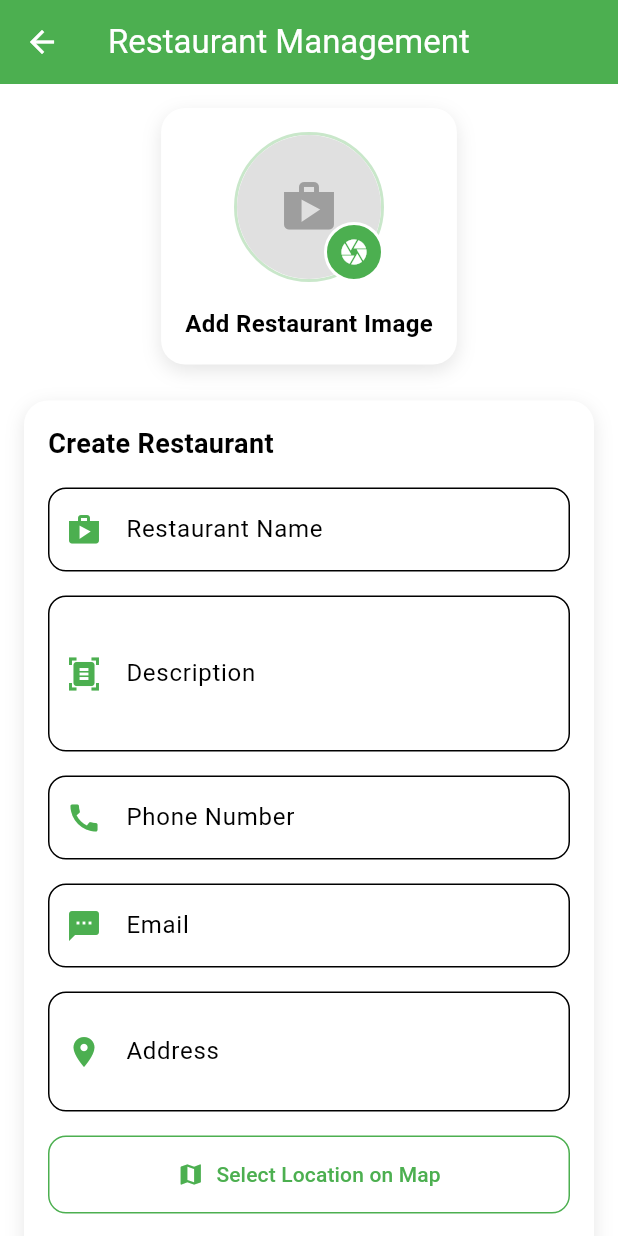
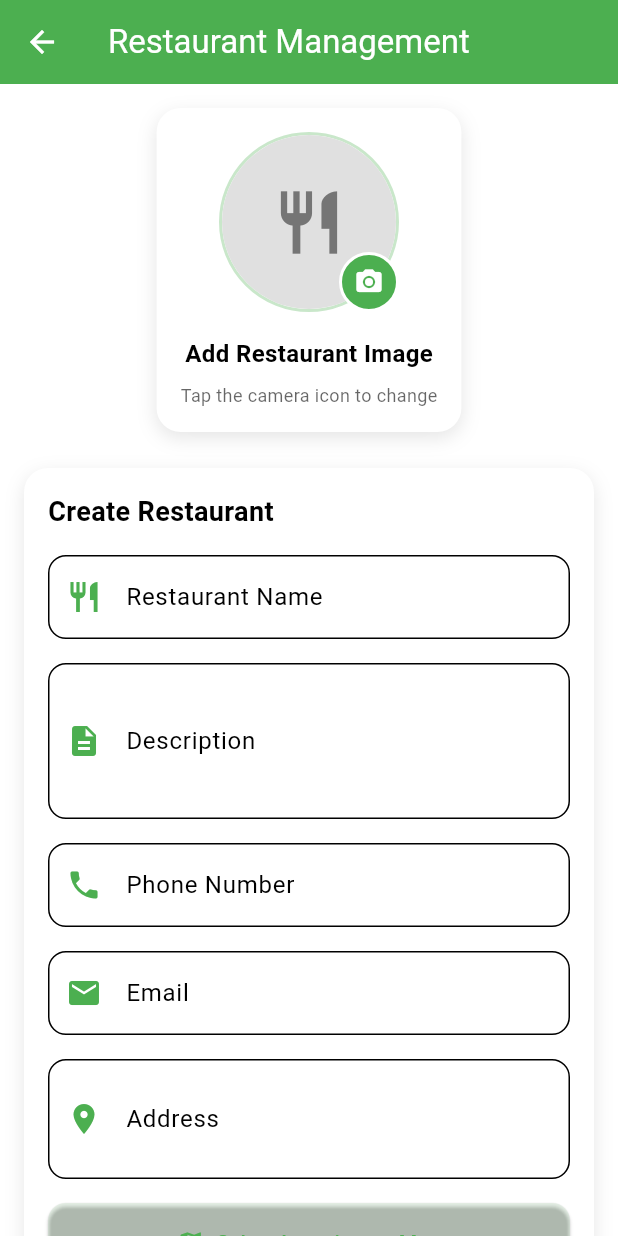
Before and after one commit to Kannangog/campuscart, a Flutter app: the RestaurantManagementScreen screen opened directly, on a phone screen of 412 x 824 dp. Run offline on Flutter 3.47's test engine with Material 3 defaults, Android fonts, the light colour scheme and no system bars; our stand-ins replace cached_network_image, carousel_slider, cloud_firestore, firebase_auth, firebase_core, firebase_storage and 10 more; accounts and stored records are empty; network calls fail.

Commit message:
create restaurant fixed

```diff
--- a/lib/models/restaurant_model.dart
+++ b/lib/models/restaurant_model.dart
@@ -52,7 +52,7 @@ class RestaurantModel {
     required this.updatedAt,
     required this.email,
     this.totalReviews = 0,
-    this.isFeatured = false,
+    this.isFeatured = false, String? openingTime, String? closingTime,
   });
 
   factory RestaurantModel.fromFirestore(DocumentSnapshot doc) {
--- a/lib/screens/auth/login_screen.dart
+++ b/lib/screens/auth/login_screen.dart
@@ -88,7 +88,7 @@ class _LoginScreenState extends ConsumerState<LoginScreen> {
                   const SizedBox(height: 24),
 
                   Text(
-                    'CampusCart',
+                    'ZoneFeast',
                     style: Theme.of(context).textTheme.headlineLarge?.copyWith(
                       fontWeight: FontWeight.bold,
                       color: lightGreen,
--- a/lib/screens/auth/signup_screen.dart
+++ b/lib/screens/auth/signup_screen.dart
@@ -132,7 +132,7 @@ class _SignUpScreenState extends ConsumerState<SignUpScreen> {
             children: [
               // Header with improved animation
               Text(
-                'Join CampusCart',
+                'Join ZoneFeast',
                 style: Theme.of(context).textTheme.headlineMedium?.copyWith(
                   fontWeight: FontWeight.bold,
                   color: lightGreen,
--- a/lib/screens/restaurant/restaurant_management_screen.dart
+++ b/lib/screens/restaurant/restaurant_management_screen.dart
@@ -1,4 +1,4 @@
-// ignore_for_file: use_build_context_synchronously, deprecated_member_use
+// ignore_for_file: use_build_context_synchronously, deprecated_member_use, unused_result
 
 import 'package:campuscart/providers/auth_provider.dart';
 import 'package:campuscart/screens/restaurant/restaurant_location_screen.dart';
@@ -11,7 +11,6 @@ import 'package:image_picker/image_picker.dart';
 import 'dart:io';
 import 'package:campuscart/providers/restaurant_provider.dart';
 import 'package:cached_network_image/cached_network_image.dart';
-import 'package:flutter_cache_manager/flutter_cache_manager.dart';
 
 class RestaurantManagementScreen extends ConsumerStatefulWidget {
   const RestaurantManagementScreen({super.key});
@@ -32,7 +31,7 @@ class _RestaurantManagementScreenState extends ConsumerState<RestaurantManagemen
   double? _selectedLatitude;
   double? _selectedLongitude;
   final ImagePicker _imagePicker = ImagePicker();
-  final DefaultCacheManager _cacheManager = DefaultCacheManager();
+  RestaurantModel? _currentRestaurant;
 
   @override
   void initState() {
@@ -47,6 +46,7 @@ class _RestaurantManagementScreenState extends ConsumerState<RestaurantManagemen
       restaurantAsync.whenData((restaurants) {
         if (restaurants.isNotEmpty && mounted) {
           final restaurant = restaurants.first;
+          _currentRestaurant = restaurant;
           setState(() {
             _nameController.text = restaurant.name;
             _descriptionController.text = restaurant.description;
@@ -112,40 +112,31 @@ class _RestaurantManagementScreenState extends ConsumerState<RestaurantManagemen
 
     try {
       final user = ref.read(authStateProvider).value;
-      if (user != null) {
-        final restaurants = ref.read(restaurantsByOwnerProvider(user.uid)).value ?? [];
-        if (restaurants.isNotEmpty) {
-          final existingRestaurant = restaurants.first;
-
-          String? imageUrl;
-          if (_profileImage != null) {
-            if (existingRestaurant.imageUrl.isNotEmpty) {
-              _cacheManager.removeFile(existingRestaurant.imageUrl);
-            }
-
-            imageUrl = await ref.read(restaurantManagementProvider.notifier).uploadImage(_profileImage!);
-          }
-
+      if (user != null && _currentRestaurant != null) {
+        // Call updateRestaurant with the image file
         await ref.read(restaurantManagementProvider.notifier).updateRestaurant(
-            existingRestaurant.id,
+          _currentRestaurant!.id,
           {
             'name': _nameController.text,
             'description': _descriptionController.text,
             'phoneNumber': _phoneController.text,
             'email': _emailController.text,
             'address': _addressController.text,
-              if (imageUrl != null) 'imageUrl': imageUrl,
             if (_selectedLatitude != null) 'latitude': _selectedLatitude,
             if (_selectedLongitude != null) 'longitude': _selectedLongitude,
-              'updatedAt': DateTime.now(),
           },
+          imageFile: _profileImage, // Pass the image file here
         );
 
         if (mounted) {
           ScaffoldMessenger.of(context).showSnackBar(
             const SnackBar(content: Text('Restaurant updated successfully')),
           );
-          }
+          // Refresh data and reset image
+          ref.refresh(restaurantsByOwnerProvider(user.uid));
+          setState(() {
+            _profileImage = null;
+          });
         }
       }
     } catch (e) {
@@ -169,37 +160,20 @@ class _RestaurantManagementScreenState extends ConsumerState<RestaurantManagemen
     try {
       final user = ref.read(authStateProvider).value;
       if (user != null) {
-        String? imageUrl;
-        if (_profileImage != null) {
-          imageUrl = await ref.read(restaurantManagementProvider.notifier).uploadImage(_profileImage!);
-        }
-
-        // Create a RestaurantModel object
-        final restaurant = RestaurantModel(
-          id: '', // Will be generated by the provider
+        // CORRECTED: Pass ownerId as a String, not cast as RestaurantModel
+        await ref.read(restaurantManagementProvider.notifier).createRestaurant(
+          user.uid, // Correct: ownerId as String
           name: _nameController.text,
           description: _descriptionController.text,
           phoneNumber: _phoneController.text,
-          email: _emailController.text,
+          categories: const [], // You might want to add category selection
           address: _addressController.text,
-          imageUrl: imageUrl ?? '',
-          ownerId: user.uid,
           latitude: _selectedLatitude ?? 0.0,
           longitude: _selectedLongitude ?? 0.0,
-          isApproved: false,
-          isOpen: false,
-          rating: 0,
-          totalReviews: 0,
-          categories: [], // You might want to add category selection
-          createdAt: DateTime.now(),
-          updatedAt: DateTime.now(),
-        );
-
-        // Call createRestaurant with the RestaurantModel object
-        await ref.read(restaurantManagementProvider.notifier).createRestaurant(
-          restaurant,
-          name: _nameController.text,
-          description: _descriptionController.text, phoneNumber: '',
+          imageFile: _profileImage, // Pass the image file here
+          email: _emailController.text,
+          openingTime: '09:00', // Add proper time pickers
+          closingTime: '21:00',
         );
 
         if (mounted) {
@@ -224,11 +198,7 @@ class _RestaurantManagementScreenState extends ConsumerState<RestaurantManagemen
 
   Future<void> _deleteRestaurant() async {
     final user = ref.read(authStateProvider).value;
-    if (user != null) {
-      final restaurants = ref.read(restaurantsByOwnerProvider(user.uid)).value ?? [];
-      if (restaurants.isNotEmpty) {
-        final restaurant = restaurants.first;
-
+    if (user != null && _currentRestaurant != null) {
       showDialog(
         context: context,
         builder: (BuildContext context) {
@@ -247,11 +217,7 @@ class _RestaurantManagementScreenState extends ConsumerState<RestaurantManagemen
                   setState(() => _isLoading = true);
 
                   try {
-                      if (restaurant.imageUrl.isNotEmpty) {
-                        _cacheManager.removeFile(restaurant.imageUrl);
-                      }
-
-                      await ref.read(restaurantManagementProvider.notifier).deleteRestaurant(restaurant.id);
+                    await ref.read(restaurantManagementProvider.notifier).deleteRestaurant(_currentRestaurant!.id);
 
                     if (mounted) {
                       Navigator.pop(context);
@@ -277,7 +243,6 @@ class _RestaurantManagementScreenState extends ConsumerState<RestaurantManagemen
           );
         },
       );
-      }
     }
   }
 
@@ -329,13 +294,17 @@ class _RestaurantManagementScreenState extends ConsumerState<RestaurantManagemen
         title: const Text('Restaurant Management'),
         backgroundColor: theme.appBarTheme.backgroundColor,
         foregroundColor: theme.appBarTheme.foregroundColor,
+        elevation: 0,
       ),
       body: restaurantAsync.when(
         data: (restaurants) {
           final hasRestaurant = restaurants.isNotEmpty;
           final restaurant = hasRestaurant ? restaurants.first : null;
+          _currentRestaurant = restaurant;
 
-          return SingleChildScrollView(
+          return Stack(
+            children: [
+              SingleChildScrollView(
                 padding: const EdgeInsets.all(16),
                 child: Column(
                   children: [
@@ -346,8 +315,24 @@ class _RestaurantManagementScreenState extends ConsumerState<RestaurantManagemen
 
                     // Restaurant form
                     _buildRestaurantForm(theme, restaurant, hasRestaurant),
+
+                    const SizedBox(height: 24),
+
+                    // Location preview if selected
+                    if (_selectedLatitude != null && _selectedLongitude != null)
+                      _buildLocationPreview(theme),
                   ],
                 ),
+              ),
+
+              if (_isLoading)
+                Container(
+                  color: Colors.black.withOpacity(0.5),
+                  child: const Center(
+                    child: CircularProgressIndicator(),
+                  ),
+                ),
+            ],
           );
         },
         loading: () => const Center(child: CircularProgressIndicator()),
@@ -390,8 +375,8 @@ class _RestaurantManagementScreenState extends ConsumerState<RestaurantManagemen
             alignment: Alignment.center,
             children: [
               Container(
-                width: 100,
-                height: 100,
+                width: 120,
+                height: 120,
                 decoration: BoxDecoration(
                   shape: BoxShape.circle,
                   border: Border.all(
@@ -404,27 +389,27 @@ class _RestaurantManagementScreenState extends ConsumerState<RestaurantManagemen
                       ? Image.file(
                           _profileImage!,
                           fit: BoxFit.cover,
-                          width: 100,
-                          height: 100,
+                          width: 120,
+                          height: 120,
                         )
                       : (hasRestaurant && restaurant!.imageUrl.isNotEmpty
                           ? CachedNetworkImage(
                               imageUrl: restaurant.imageUrl,
                               fit: BoxFit.cover,
-                              width: 100,
-                              height: 100,
+                              width: 120,
+                              height: 120,
                               placeholder: (context, url) => Container(
                                 color: Colors.grey[300],
-                                child: const Icon(Icons.shop, size: 40, color: Colors.grey),
+                                child: Icon(Icons.restaurant, size: 50, color: Colors.grey[600]),
                               ),
                               errorWidget: (context, url, error) => Container(
                                 color: Colors.grey[300],
-                                child: const Icon(Icons.warning, color: Colors.red),
+                                child: const Icon(Icons.error, color: Colors.red),
                               ),
                             )
                           : Container(
                               color: Colors.grey[300],
-                              child: const Icon(Icons.shop, size: 40, color: Colors.grey),
+                              child: Icon(Icons.restaurant, size: 50, color: Colors.grey[600]),
                             )),
                 ),
               ),
@@ -440,7 +425,7 @@ class _RestaurantManagementScreenState extends ConsumerState<RestaurantManagemen
                       shape: BoxShape.circle,
                       border: Border.all(color: Colors.white, width: 2),
                     ),
-                    child: Icon(Icons.camera, size: 20, color: theme.colorScheme.onPrimary),
+                    child: Icon(Icons.camera_alt, size: 20, color: theme.colorScheme.onPrimary),
                   ),
                 ),
               ),
@@ -454,6 +439,14 @@ class _RestaurantManagementScreenState extends ConsumerState<RestaurantManagemen
               fontSize: 16,
               fontWeight: FontWeight.bold,
               color: theme.colorScheme.onBackground,
+            ),
+          ),
+          const SizedBox(height: 8),
+          Text(
+            'Tap the camera icon to change',
+            style: TextStyle(
+              fontSize: 12,
+              color: theme.colorScheme.onBackground.withOpacity(0.6),
             ),
           ),
         ],
@@ -494,12 +487,12 @@ class _RestaurantManagementScreenState extends ConsumerState<RestaurantManagemen
               controller: _nameController,
               decoration: InputDecoration(
                 labelText: 'Restaurant Name',
-                prefixIcon: Icon(Icons.shop, color: theme.primaryColor),
+                prefixIcon: Icon(Icons.restaurant, color: theme.primaryColor),
                 border: OutlineInputBorder(
                   borderRadius: BorderRadius.circular(12),
                 ),
                 filled: true,
-                fillColor: theme.cardColor,
+                fillColor: theme.colorScheme.surface,
               ),
               validator: (value) {
                 if (value == null || value.isEmpty) {
@@ -514,12 +507,12 @@ class _RestaurantManagementScreenState extends ConsumerState<RestaurantManagemen
               controller: _descriptionController,
               decoration: InputDecoration(
                 labelText: 'Description',
-                prefixIcon: Icon(Icons.document_scanner, color: theme.primaryColor),
+                prefixIcon: Icon(Icons.description, color: theme.primaryColor),
                 border: OutlineInputBorder(
                   borderRadius: BorderRadius.circular(12),
                 ),
                 filled: true,
-                fillColor: theme.cardColor,
+                fillColor: theme.colorScheme.surface,
               ),
               maxLines: 3,
               validator: (value) {
@@ -538,12 +531,12 @@ class _RestaurantManagementScreenState extends ConsumerState<RestaurantManagemen
               controller: _phoneController,
               decoration: InputDecoration(
                 labelText: 'Phone Number',
-                prefixIcon: Icon(Icons.call, color: theme.primaryColor),
+                prefixIcon: Icon(Icons.phone, color: theme.primaryColor),
                 border: OutlineInputBorder(
                   borderRadius: BorderRadius.circular(12),
                 ),
                 filled: true,
-                fillColor: theme.cardColor,
+                fillColor: theme.colorScheme.surface,
               ),
               keyboardType: TextInputType.phone,
               validator: (value) {
@@ -562,12 +555,12 @@ class _RestaurantManagementScreenState extends ConsumerState<RestaurantManagemen
               controller: _emailController,
               decoration: InputDecoration(
                 labelText: 'Email',
-                prefixIcon: Icon(Icons.sms, color: theme.primaryColor),
+                prefixIcon: Icon(Icons.email, color: theme.primaryColor),
                 border: OutlineInputBorder(
                   borderRadius: BorderRadius.circular(12),
                 ),
                 filled: true,
-                fillColor: theme.cardColor,
+                fillColor: theme.colorScheme.surface,
               ),
               keyboardType: TextInputType.emailAddress,
               validator: (value) {
@@ -591,7 +584,7 @@ class _RestaurantManagementScreenState extends ConsumerState<RestaurantManagemen
                   borderRadius: BorderRadius.circular(12),
                 ),
                 filled: true,
-                fillColor: theme.cardColor,
+                fillColor: theme.colorScheme.surface,
               ),
               maxLines: 2,
               validator: (value) {
@@ -605,20 +598,20 @@ class _RestaurantManagementScreenState extends ConsumerState<RestaurantManagemen
 
             SizedBox(
               width: double.infinity,
-              child: OutlinedButton.icon(
+              child: ElevatedButton.icon(
                 onPressed: _selectLocation,
-                style: OutlinedButton.styleFrom(
+                style: ElevatedButton.styleFrom(
+                  backgroundColor: theme.primaryColor.withOpacity(0.1),
+                  foregroundColor: theme.primaryColor,
                   padding: const EdgeInsets.symmetric(vertical: 16),
-                  side: BorderSide(color: theme.primaryColor),
                   shape: RoundedRectangleBorder(
                     borderRadius: BorderRadius.circular(12),
                   ),
-                  backgroundColor: theme.cardColor,
                 ),
                 icon: Icon(Icons.map, color: theme.primaryColor),
                 label: _selectedLatitude == null
                     ? const Text('Select Location on Map')
-                    : Text('Location: ${_selectedLatitude!.toStringAsFixed(4)}, ${_selectedLongitude!.toStringAsFixed(4)}'),
+                    : Text('Location Selected: ${_selectedLatitude!.toStringAsFixed(4)}, ${_selectedLongitude!.toStringAsFixed(4)}'),
               ),
             ),
             const SizedBox(height: 24),
@@ -654,16 +647,7 @@ class _RestaurantManagementScreenState extends ConsumerState<RestaurantManagemen
                           borderRadius: BorderRadius.circular(12),
                         ),
                       ),
-                      child: _isLoading
-                          ? SizedBox(
-                              height: 20,
-                              width: 20,
-                              child: CircularProgressIndicator(
-                                color: theme.colorScheme.onPrimary,
-                                strokeWidth: 2,
-                              ),
-                            )
-                          : const Text('Update Restaurant'),
+                      child: const Text('Update Restaurant'),
                     ),
                   ),
                 ],
@@ -681,16 +665,7 @@ class _RestaurantManagementScreenState extends ConsumerState<RestaurantManagemen
                       borderRadius: BorderRadius.circular(12),
                     ),
                   ),
-                  child: _isLoading
-                      ? SizedBox(
-                          height: 20,
-                          width: 20,
-                          child: CircularProgressIndicator(
-                            color: theme.colorScheme.onPrimary,
-                            strokeWidth: 2,
-                          ),
-                        )
-                      : const Text('Create Restaurant'),
+                  child: const Text('Create Restaurant'),
                 ),
               ),
             ],
@@ -699,4 +674,55 @@ class _RestaurantManagementScreenState extends ConsumerState<RestaurantManagemen
       ),
     );
   }
+
+  Widget _buildLocationPreview(ThemeData theme) {
+    return Container(
+      padding: const EdgeInsets.all(16),
+      decoration: BoxDecoration(
+        color: theme.cardColor,
+        borderRadius: BorderRadius.circular(16),
+        boxShadow: [
+          BoxShadow(
+            color: Colors.black.withOpacity(0.1),
+            blurRadius: 10,
+            offset: const Offset(0, 4),
+          ),
+        ],
+      ),
+      child: Column(
+        crossAxisAlignment: CrossAxisAlignment.start,
+        children: [
+          Text(
+            'Selected Location',
+            style: TextStyle(
+              fontSize: 16,
+              fontWeight: FontWeight.bold,
+              color: theme.colorScheme.onBackground,
+            ),
+          ),
+          const SizedBox(height: 8),
+          Text(
+            'Latitude: ${_selectedLatitude!.toStringAsFixed(6)}',
+            style: TextStyle(
+              color: theme.colorScheme.onBackground.withOpacity(0.7),
+            ),
+          ),
+          Text(
+            'Longitude: ${_selectedLongitude!.toStringAsFixed(6)}',
+            style: TextStyle(
+              color: theme.colorScheme.onBackground.withOpacity(0.7),
+            ),
+          ),
+          const SizedBox(height: 12),
+          SizedBox(
+            width: double.infinity,
+            child: OutlinedButton(
+              onPressed: _selectLocation,
+              child: const Text('Change Location'),
+            ),
+          ),
+        ],
+      ),
+    );
   }
+}
--- a/lib/screens/user/home_screen.dart
+++ b/lib/screens/user/home_screen.dart
@@ -192,11 +192,12 @@ class _HomeScreenState extends ConsumerState<HomeScreen>
                   opacity: _showSearchResults ? 0 : 1,
                   duration: const Duration(milliseconds: 200),
                   child: const Text(
-                    'CampusCart',
+                    'ZoneFeast',
                     style: TextStyle(
                       color: Colors.black87,
                       fontWeight: FontWeight.bold,
                       fontSize: 20,
+                      fontFamily: ' Lobster',
                     ),
                   ),
                 ),
@@ -328,7 +329,7 @@ class _HomeScreenState extends ConsumerState<HomeScreen>
                     crossAxisAlignment: CrossAxisAlignment.start,
                     children: [
                       Text(
-                        'Good ${_getGreeting()}${user?.displayName != null ? ', ${user?.displayName}' : ''}!',
+                        'Good ${_getGreeting()}${user?.displayName != null ? ' ${user?.displayName}' : ''}!',
                         style: Theme.of(context).textTheme.titleLarge?.copyWith(
                               fontWeight: FontWeight.bold,
                               color: Colors.black87,
--- a/pubspec.yaml
+++ b/pubspec.yaml
@@ -53,6 +53,7 @@ dependencies:
   flutter_cache_manager: ^3.4.1
   path: ^1.9.1
   url_launcher: ^6.3.2
+  google_fonts: ^6.3.1
 
 dev_dependencies:
   flutter_test:
```
Also changed, not shown: lib/providers/restaurant_provider.dart (+51 -10 lines), assets/icons/app_icon.jpg, pubspec.lock, 27 other files. Lines whose indentation alone changed are shown as unchanged.
